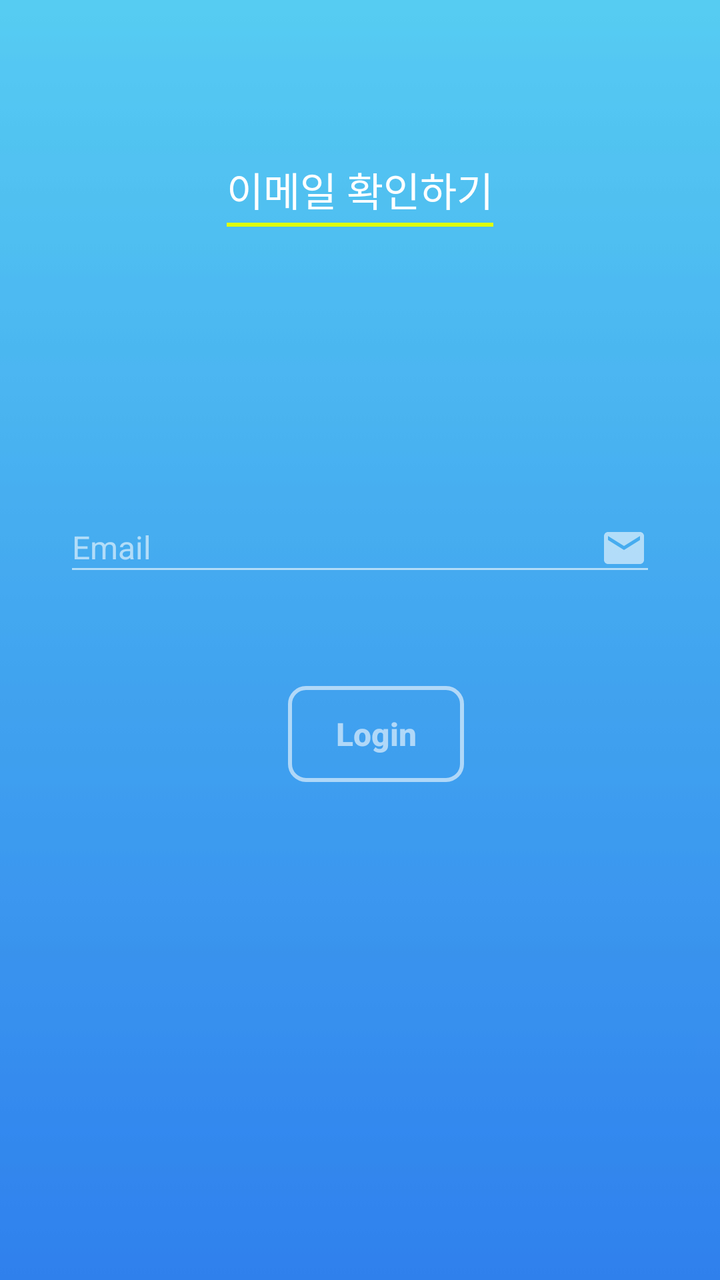
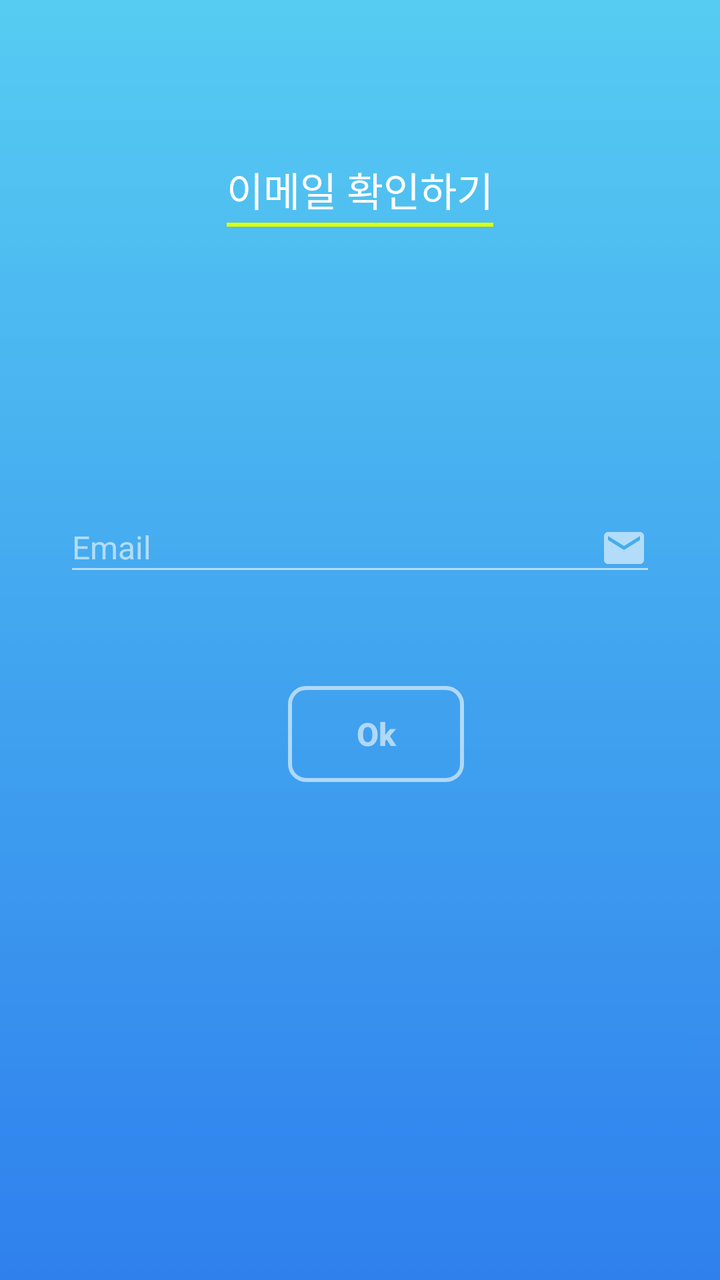

Screens rendered from an Android XML layout before and after an edit, with the pre-edit source and the edit as a unified diff.
<!-- AndroidManifest.xml: application theme AppTheme -->
<!-- res/layout/activity_email_confirm.xml -->
<?xml version="1.0" encoding="utf-8"?>
<RelativeLayout xmlns:android="http://schemas.android.com/apk/res/android"
    xmlns:app="http://schemas.android.com/apk/res-auto"
    xmlns:tools="http://schemas.android.com/tools"
    android:layout_width="match_parent"
    android:layout_height="match_parent"
    android:id="@+id/rlRoot"
    android:background="@drawable/blue_skies">

        <LinearLayout
            android:id="@+id/linearLayout"
            android:layout_width="wrap_content"
            android:layout_height="wrap_content"
            android:layout_alignParentTop="true"
            android:layout_centerHorizontal="true"
            android:layout_marginTop="80dp"
            android:orientation="horizontal">

            <LinearLayout
                android:layout_width="wrap_content"
                android:layout_height="wrap_content"
                android:orientation="vertical">

                <TextView
                    android:id="@+id/textView"
                    android:layout_width="wrap_content"
                    android:layout_height="wrap_content"
                    android:text="이메일 확인하기"
                    android:textColor="#ffffff"
                    android:textSize="20sp" />

                <View
                    android:layout_width="match_parent"
                    android:layout_height="2dp"
                    android:layout_marginTop="2dp"
                    android:background="#deff00" />

            </LinearLayout>


        </LinearLayout>


        <LinearLayout
            android:layout_width="match_parent"
            android:layout_height="wrap_content"
            android:layout_centerVertical="true"
            android:layout_centerHorizontal="true"
            android:layout_marginBottom="32dp"
            android:orientation="vertical"
            android:paddingLeft="32dp"
            android:paddingRight="32dp">


            <com.google.android.material.textfield.TextInputLayout
                android:layout_width="match_parent"
                android:layout_height="wrap_content"
                android:textColorHint="#96ffffff"
                android:theme="@style/EditScreenTextInputLayoutStyle">

                <com.google.android.material.textfield.TextInputEditText
                    android:layout_width="match_parent"
                    android:layout_height="match_parent"
                    android:drawablePadding="16dp"
                    android:drawableRight="@drawable/ic_email_white_24dp"
                    android:hint="@string/textEmail"
                    android:id="@+id/etId"
                    android:inputType="textEmailAddress"
                    android:maxLines="1"
                    android:textColor="@android:color/white"
                    android:textSize="16sp" />
            </com.google.android.material.textfield.TextInputLayout>

            <LinearLayout
                android:layout_width="match_parent"
                android:layout_height="wrap_content"
                android:layout_marginTop="50dp"
                android:layout_marginBottom="8dp"
                android:gravity="center"
                android:orientation="horizontal">



                <Button
                    android:layout_width="wrap_content"
                    android:layout_height="wrap_content"
                    android:layout_marginLeft="16dp"
                    android:background="@drawable/buttonshapewhitebg"
                    android:text="@string/textLogin"
                    android:id="@+id/btnOk"
                    android:textAllCaps="false"
                    android:textColor="#96ffffff"
                    android:textSize="16dp"
                    android:textStyle="bold" />


            </LinearLayout>

        </LinearLayout>


    </RelativeLayout>
<!-- resources referenced by this layout -->
<resources>
  <!-- drawable blue_skies: jpg bitmap (drawable-v24, 1647 bytes) -->
  <!-- drawable buttonshapewhitebg (drawable-v24) -->
  <?xml version="1.0" encoding="utf-8"?>
  <selector xmlns:android="http://schemas.android.com/apk/res/android">
      <item>
          <shape android:shape="rectangle">
              <corners android:radius="8dp" />
              <solid android:color="@android:color/transparent"/>
              <stroke android:color="#96ffffff"
                  android:width="2dp"/>
          </shape>
      </item>
  </selector>
  <!-- drawable ic_email_white_24dp (drawable-v24) -->
  <vector xmlns:android="http://schemas.android.com/apk/res/android"
          android:width="24dp"
          android:height="24dp"
          android:viewportWidth="24.0"
          android:viewportHeight="24.0">
      <path
          android:fillColor="#96ffffff"
          android:pathData="M20,4L4,4c-1.1,0 -1.99,0.9 -1.99,2L2,18c0,1.1 0.9,2 2,2h16c1.1,0 2,-0.9 2,-2L22,6c0,-1.1 -0.9,-2 -2,-2zM20,8l-8,5 -8,-5L4,6l8,5 8,-5v2z"/>
  </vector>
  <string name="textEmail">Email</string>
  <string name="textLogin">Login</string>
  <style name="EditScreenTextInputLayoutStyle" parent="Theme.AppCompat.Light.DarkActionBar">
          <item name="colorControlNormal">@color/textInputLayout</item>
          <item name="colorControlActivated">@color/textInputLayout</item>
          <item name="colorControlHighlight">@color/textInputLayout</item>
          <item name="colorAccent">@color/textInputLayout</item>
          <item name="android:textColorHint">@color/textInputLayout</item>
      </style>
  <style name="AppTheme" parent="Theme.AppCompat.Light.DarkActionBar">
          
          <item name="colorPrimary">@color/blueSkiestop</item>
          <item name="colorPrimaryDark">@color/blueSkiestop</item>
          <item name="colorAccent">@color/black</item>
      </style>
  <color name="textInputLayout">#96ffffff</color>
  <color name="blueSkiestop">#56CBF2</color>
  <color name="black">#000</color>
</resources>

<!-- the commit's change to res/layout/activity_email_confirm.xml (unified diff, before → after) -->
@@ -86,7 +86,7 @@
                     android:layout_height="wrap_content"
                     android:layout_marginLeft="16dp"
                     android:background="@drawable/buttonshapewhitebg"
-                    android:text="@string/textLogin"
+                    android:text="@string/textOk"
                     android:id="@+id/btnOk"
                     android:textAllCaps="false"
                     android:textColor="#96ffffff"
<!-- resource entries referenced after the edit -->
@@ -24,7 +24,7 @@
           android:pathData="M20,4L4,4c-1.1,0 -1.99,0.9 -1.99,2L2,18c0,1.1 0.9,2 2,2h16c1.1,0 2,-0.9 2,-2L22,6c0,-1.1 -0.9,-2 -2,-2zM20,8l-8,5 -8,-5L4,6l8,5 8,-5v2z"/>
   </vector>
   <string name="textEmail">Email</string>
-  <string name="textLogin">Login</string>
+  <string name="textOk">Ok</string>
   <style name="EditScreenTextInputLayoutStyle" parent="Theme.AppCompat.Light.DarkActionBar">
           <item name="colorControlNormal">@color/textInputLayout</item>
           <item name="colorControlActivated">@color/textInputLayout</item>
